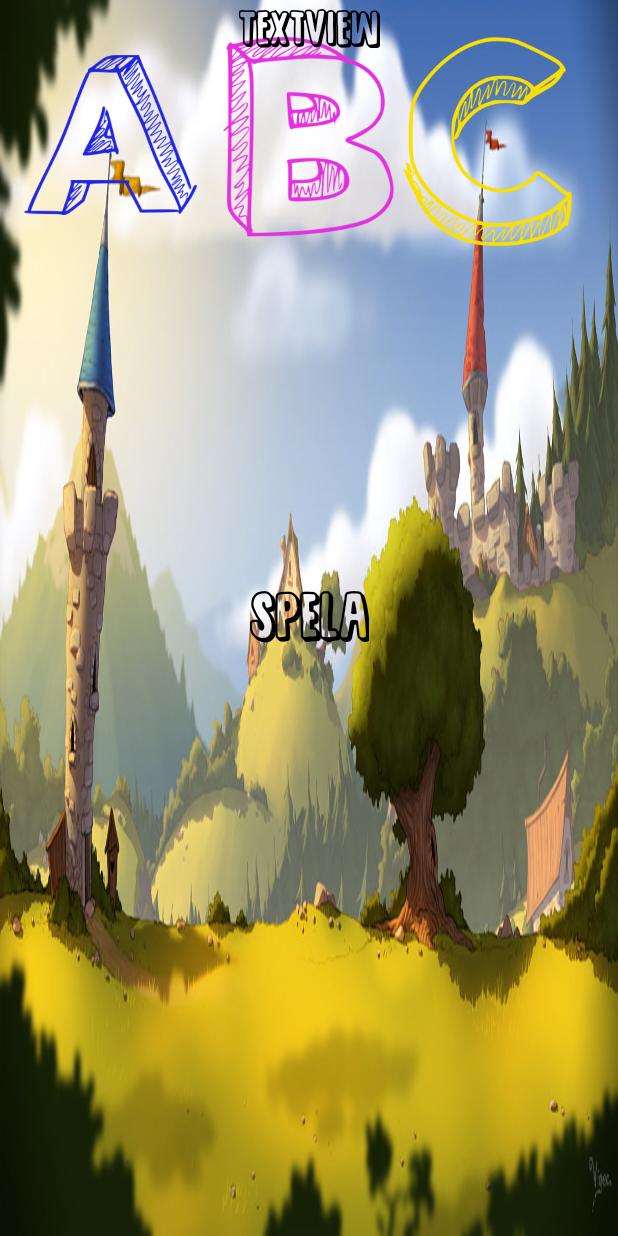
After one commit to VSassi/ABC-Appen, an Android app: the layout activity_profile.xml on its own in the app's theme, with its tools: preview values and no code run, on a phone screen of 412 x 824 dp. The commit adds this screen. Run offline under Robolectric (Android 15) with nearby library versions, the phone set to English and light mode, and no system bars; Roboto replaces fonts that are not available here.

Commit message:
More database and forward activity

```diff
--- a/app/src/main/AndroidManifest.xml
+++ b/app/src/main/AndroidManifest.xml
@@ -21,10 +21,13 @@
             android:name=".services.BackgroundMusicService"
             android:enabled="true" />
 
-        <activity android:name=".activities.GameActivity"></activity>
+        <activity android:name=".activities.GameActivity" />
+
         <meta-data
             android:name="preloaded_fonts"
             android:resource="@array/preloaded_fonts" />
+
+        <activity android:name=".activities.ProfileActivity"></activity>
     </application>
 
 </manifest>
--- /dev/null
+++ b/app/src/main/res/layout/activity_profile.xml
@@ -0,0 +1,66 @@
+<?xml version="1.0" encoding="utf-8"?>
+<android.support.constraint.ConstraintLayout xmlns:android="http://schemas.android.com/apk/res/android"
+    xmlns:app="http://schemas.android.com/apk/res-auto"
+    xmlns:tools="http://schemas.android.com/tools"
+    android:layout_width="match_parent"
+    android:layout_height="match_parent"
+    tools:context="com.android.project.abcappen.activities.ProfileActivity">
+
+    <include layout="@layout/base_layout" />
+
+    <TextView
+        android:id="@+id/tv_name"
+        android:layout_width="wrap_content"
+        android:layout_height="wrap_content"
+        android:layout_alignParentBottom="true"
+        android:layout_marginBottom="8dp"
+        android:layout_marginEnd="8dp"
+        android:layout_marginStart="8dp"
+        android:background="@android:color/transparent"
+        android:fontFamily="@font/sugarpunch"
+        android:lineSpacingExtra="8sp"
+        android:shadowRadius="10"
+        android:text="TextView"
+        android:textColor="@android:color/black"
+        android:textSize="24sp"
+        app:layout_constraintBottom_toTopOf="@+id/tv_writing_stats"
+        app:layout_constraintEnd_toEndOf="parent"
+        app:layout_constraintStart_toStartOf="parent" />
+
+    <TextView
+        android:id="@+id/tv_writing_stats"
+        android:layout_width="wrap_content"
+        android:layout_height="wrap_content"
+        android:layout_marginEnd="8dp"
+        android:layout_marginStart="8dp"
+        android:background="@android:color/transparent"
+        android:fontFamily="@font/sugarpunch"
+        android:lineSpacingExtra="8sp"
+        android:shadowRadius="10"
+        android:text="TextView"
+        android:textColor="@android:color/black"
+        android:textSize="24sp"
+        app:layout_constraintEnd_toEndOf="parent"
+        app:layout_constraintStart_toStartOf="parent"
+        tools:layout_editor_absoluteY="441dp" />
+
+    <TextView
+        android:id="@+id/tv_play"
+        android:layout_width="wrap_content"
+        android:layout_height="wrap_content"
+        android:layout_marginEnd="8dp"
+        android:layout_marginStart="8dp"
+        android:background="@android:color/transparent"
+        android:fontFamily="@font/sugarpunch"
+        android:lineSpacingExtra="8sp"
+        android:shadowRadius="10"
+        android:text="SPELA"
+        android:textColor="@android:color/black"
+        android:textSize="32sp"
+        app:layout_constraintLeft_toLeftOf="parent"
+        app:layout_constraintRight_toRightOf="parent"
+        app:layout_constraintTop_toTopOf="parent"
+        app:layout_constraintBottom_toBottomOf="parent"
+        android:onClick="playWritingGame"/>
+
+</android.support.constraint.ConstraintLayout>
--- /dev/null
+++ b/app/src/main/res/layout/base_layout.xml
@@ -0,0 +1,53 @@
+<?xml version="1.0" encoding="utf-8"?>
+<RelativeLayout
+
+    xmlns:android="http://schemas.android.com/apk/res/android"
+    xmlns:app="http://schemas.android.com/apk/res-auto"
+    xmlns:tools="http://schemas.android.com/tools"
+    android:layout_width="match_parent"
+    android:layout_height="match_parent"
+    android:background="@drawable/background_1"
+    tools:context=".activities.MainActivity"
+    tools:layout_editor_absoluteY="81dp">
+
+    <ImageView
+        android:id="@+id/imageViewC"
+        android:layout_width="115dp"
+        android:layout_height="139dp"
+        android:layout_alignBottom="@+id/imageViewA"
+        android:layout_alignParentEnd="true"
+        android:layout_marginBottom="16dp"
+        android:layout_marginEnd="29dp"
+        app:layout_constraintEnd_toEndOf="parent"
+        app:layout_constraintHorizontal_bias="0.0"
+        app:layout_constraintStart_toEndOf="@+id/imageViewB"
+        app:layout_constraintTop_toTopOf="parent"
+        app:srcCompat="@drawable/c" />
+
+    <ImageView
+        android:id="@+id/imageViewA"
+        android:layout_width="115dp"
+        android:layout_height="180dp"
+        android:layout_alignParentStart="true"
+        android:layout_alignParentTop="true"
+        android:layout_marginStart="16dp"
+        app:layout_constraintBottom_toBottomOf="parent"
+        app:layout_constraintStart_toStartOf="parent"
+        app:layout_constraintTop_toTopOf="parent"
+        app:layout_constraintVertical_bias="0.0"
+        app:srcCompat="@drawable/a" />
+
+    <ImageView
+        android:id="@+id/imageViewB"
+        android:layout_width="123dp"
+        android:layout_height="133dp"
+        android:layout_alignTop="@+id/imageViewC"
+        android:layout_centerHorizontal="true"
+        app:layout_constraintBottom_toBottomOf="parent"
+        app:layout_constraintEnd_toStartOf="@+id/imageViewC"
+        app:layout_constraintStart_toStartOf="parent"
+        app:layout_constraintTop_toTopOf="parent"
+        app:srcCompat="@drawable/b" />
+
+
+</RelativeLayout>
```
Also changed, not shown: app/src/main/java/com/android/project/abcappen/activities/MainActivity.java (+6 -12 lines), app/src/main/java/com/android/project/abcappen/activities/ProfileActivity.java (added, +41 -0 lines), app/src/main/java/com/android/project/abcappen/data/ProfileDatabaseHelper.java (+65 -3 lines), app/src/main/res/values/strings.xml (+0 -28 lines).
